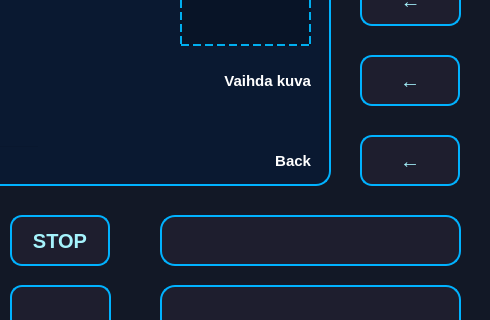
Above: bank-automat/customerdata.ui from DeveMike/Software_Development_Application_Project before the change; both pictures show x 380 to 870 and y 135 to 455 of the 870 by 640 pixel window. Below: the same form after it.
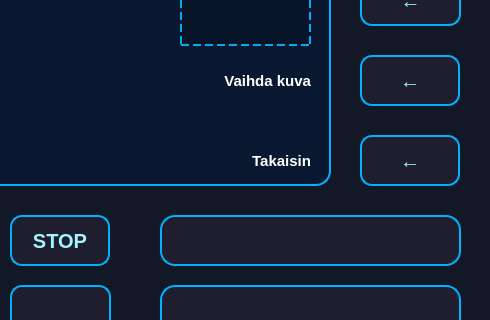
That is the form after the change.

Diff of the .ui file:
```diff
--- a/bank-automat/customerdata.ui
+++ b/bank-automat/customerdata.ui
@@ -1297,7 +1297,7 @@
 text-transform: uppercase;</string>
    </property>
    <property name="text">
-    <string>Back</string>
+    <string>Takaisin</string>
    </property>
    <property name="alignment">
     <set>Qt::AlignmentFlag::AlignRight|Qt::AlignmentFlag::AlignTrailing|Qt::AlignmentFlag::AlignVCenter</set>
```
